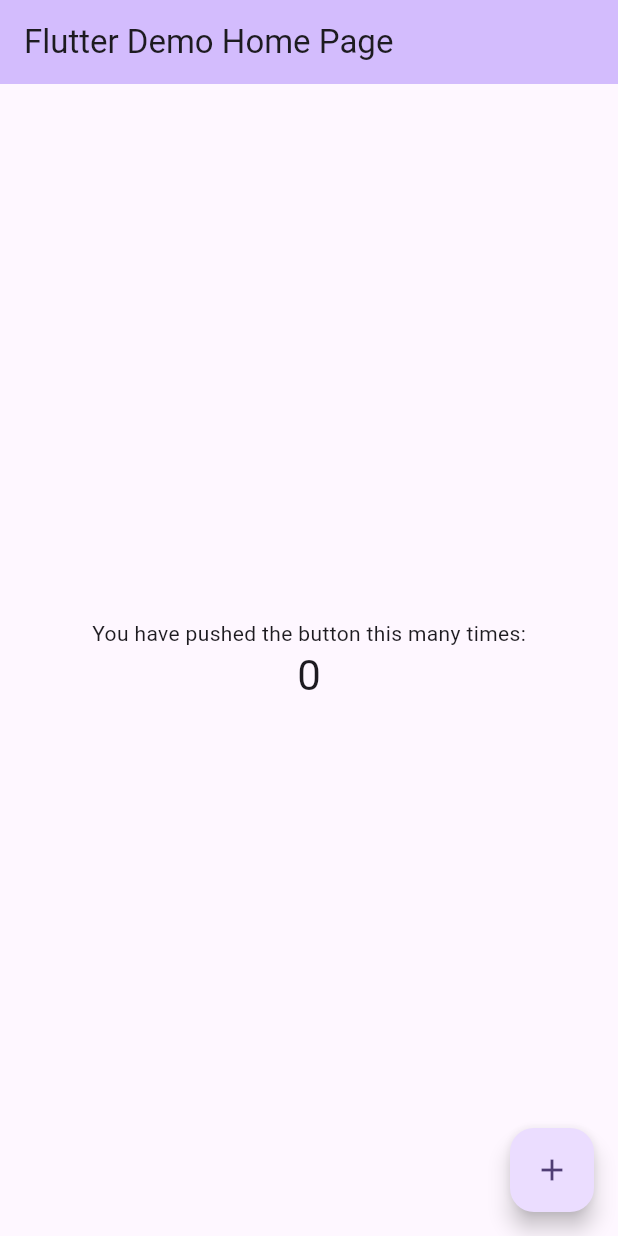
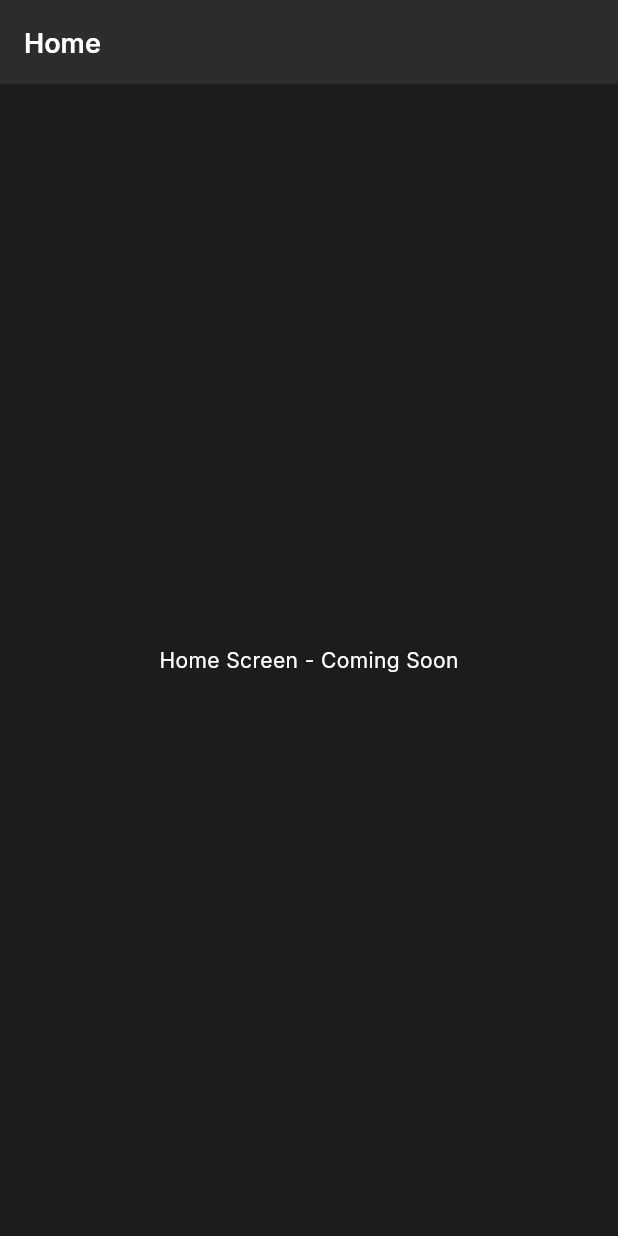
Before and after one commit to myuh250/capstone-fe, a Flutter app: the screen it shows after launch, on a phone screen of 412 x 824 dp. Run offline on Flutter 3.47's test engine with Material 3 defaults, Android fonts, the phone set to English and light mode, and no system bars; our stand-ins replace cached_network_image, dio, flutter_riverpod, freezed_annotation, gap, go_router and 4 more; generated files the repository leaves out were written again.

Commit message:
feat: setup app entry point with home screen and update generated plugin files

```diff
--- /dev/null
+++ b/lib/app.dart
@@ -0,0 +1,23 @@
+import 'package:flutter/material.dart';
+import 'package:flutter_riverpod/flutter_riverpod.dart';
+
+import 'core/router/app_router.dart';
+import 'core/theme/app_theme.dart';
+
+class App extends ConsumerWidget {
+  const App({super.key});
+
+  @override
+  Widget build(BuildContext context, WidgetRef ref) {
+    final router = ref.watch(goRouterProvider);
+
+    return MaterialApp.router(
+      title: 'Manga Reader',
+      debugShowCheckedModeBanner: false,
+      theme: AppTheme.darkTheme,
+      darkTheme: AppTheme.darkTheme,
+      themeMode: ThemeMode.dark,
+      routerConfig: router,
+    );
+  }
+}
--- /dev/null
+++ b/lib/features/home/home_screen.dart
@@ -0,0 +1,17 @@
+import 'package:flutter/material.dart';
+
+class HomeScreen extends StatelessWidget {
+  const HomeScreen({super.key});
+
+  @override
+  Widget build(BuildContext context) {
+    return Scaffold(
+      appBar: AppBar(
+        title: const Text('Home'),
+      ),
+      body: const Center(
+        child: Text('Home Screen - Coming Soon'),
+      ),
+    );
+  }
+}
--- a/lib/main.dart
+++ b/lib/main.dart
@@ -1,122 +1,14 @@
 import 'package:flutter/material.dart';
+import 'package:flutter_riverpod/flutter_riverpod.dart';
+
+import 'app.dart';
 
 void main() {
-  runApp(const MyApp());
+  WidgetsFlutterBinding.ensureInitialized();
+
+  runApp(
+    const ProviderScope(
+      child: App(),
+    ),
+  );
 }
-
-class MyApp extends StatelessWidget {
-  const MyApp({super.key});
-
-  // This widget is the root of your application.
-  @override
-  Widget build(BuildContext context) {
-    return MaterialApp(
-      title: 'Flutter Demo',
-      theme: ThemeData(
-        // This is the theme of your application.
-        //
-        // TRY THIS: Try running your application with "flutter run". You'll see
-        // the application has a purple toolbar. Then, without quitting the app,
-        // try changing the seedColor in the colorScheme below to Colors.green
-        // and then invoke "hot reload" (save your changes or press the "hot
-        // reload" button in a Flutter-supported IDE, or press "r" if you used
-        // the command line to start the app).
-        //
-        // Notice that the counter didn't reset back to zero; the application
-        // state is not lost during the reload. To reset the state, use hot
-        // restart instead.
-        //
-        // This works for code too, not just values: Most code changes can be
-        // tested with just a hot reload.
-        colorScheme: .fromSeed(seedColor: Colors.deepPurple),
-      ),
-      home: const MyHomePage(title: 'Flutter Demo Home Page'),
-    );
-  }
-}
-
-class MyHomePage extends StatefulWidget {
-  const MyHomePage({super.key, required this.title});
-
-  // This widget is the home page of your application. It is stateful, meaning
-  // that it has a State object (defined below) that contains fields that affect
-  // how it looks.
-
-  // This class is the configuration for the state. It holds the values (in this
-  // case the title) provided by the parent (in this case the App widget) and
-  // used by the build method of the State. Fields in a Widget subclass are
-  // always marked "final".
-
-  final String title;
-
-  @override
-  State<MyHomePage> createState() => _MyHomePageState();
-}
-
-class _MyHomePageState extends State<MyHomePage> {
-  int _counter = 0;
-
-  void _incrementCounter() {
-    setState(() {
-      // This call to setState tells the Flutter framework that something has
-      // changed in this State, which causes it to rerun the build method below
-      // so that the display can reflect the updated values. If we changed
-      // _counter without calling setState(), then the build method would not be
-      // called again, and so nothing would appear to happen.
-      _counter++;
-    });
-  }
-
-  @override
-  Widget build(BuildContext context) {
-    // This method is rerun every time setState is called, for instance as done
-    // by the _incrementCounter method above.
-    //
-    // The Flutter framework has been optimized to make rerunning build methods
-    // fast, so that you can just rebuild anything that needs updating rather
-    // than having to individually change instances of widgets.
-    return Scaffold(
-      appBar: AppBar(
-        // TRY THIS: Try changing the color here to a specific color (to
-        // Colors.amber, perhaps?) and trigger a hot reload to see the AppBar
-        // change color while the other colors stay the same.
-        backgroundColor: Theme.of(context).colorScheme.inversePrimary,
-        // Here we take the value from the MyHomePage object that was created by
-        // the App.build method, and use it to set our appbar title.
-        title: Text(widget.title),
-      ),
-      body: Center(
-        // Center is a layout widget. It takes a single child and positions it
-        // in the middle of the parent.
-        child: Column(
-          // Column is also a layout widget. It takes a list of children and
-          // arranges them vertically. By default, it sizes itself to fit its
-          // children horizontally, and tries to be as tall as its parent.
-          //
-          // Column has various properties to control how it sizes itself and
-          // how it positions its children. Here we use mainAxisAlignment to
-          // center the children vertically; the main axis here is the vertical
-          // axis because Columns are vertical (the cross axis would be
-          // horizontal).
-          //
-          // TRY THIS: Invoke "debug painting" (choose the "Toggle Debug Paint"
-          // action in the IDE, or press "p" in the console), to see the
-          // wireframe for each widget.
-          mainAxisAlignment: .center,
-          children: [
-            const Text('You have pushed the button this many times:'),
-            Text(
-              '$_counter',
-              style: Theme.of(context).textTheme.headlineMedium,
-            ),
-          ],
-        ),
-      ),
-      floatingActionButton: FloatingActionButton(
-        onPressed: _incrementCounter,
-        tooltip: 'Increment',
-        child: const Icon(Icons.add),
-      ),
-    );
-  }
-}
```
Also changed, not shown: 4 other files.
